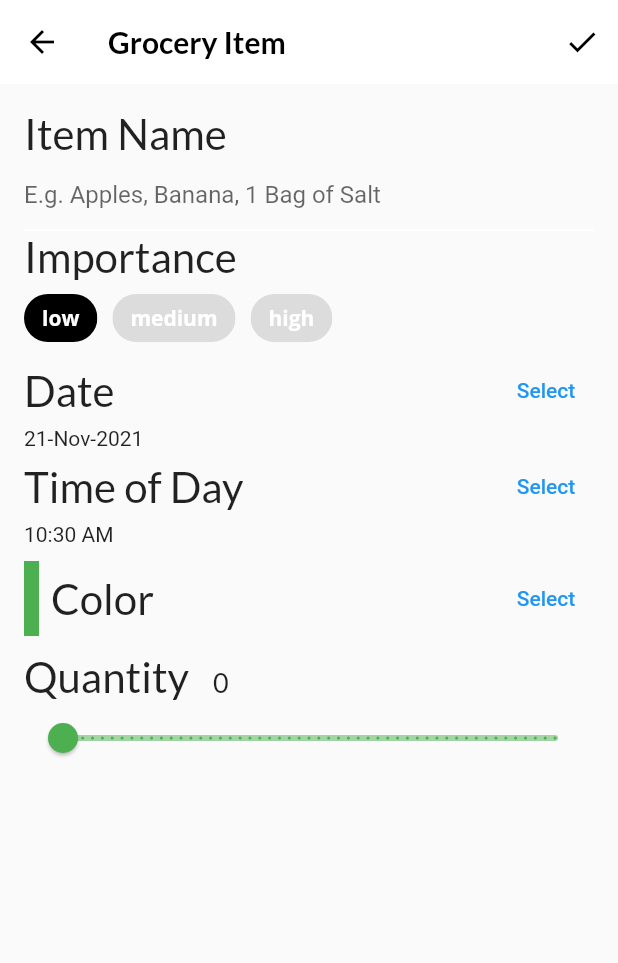
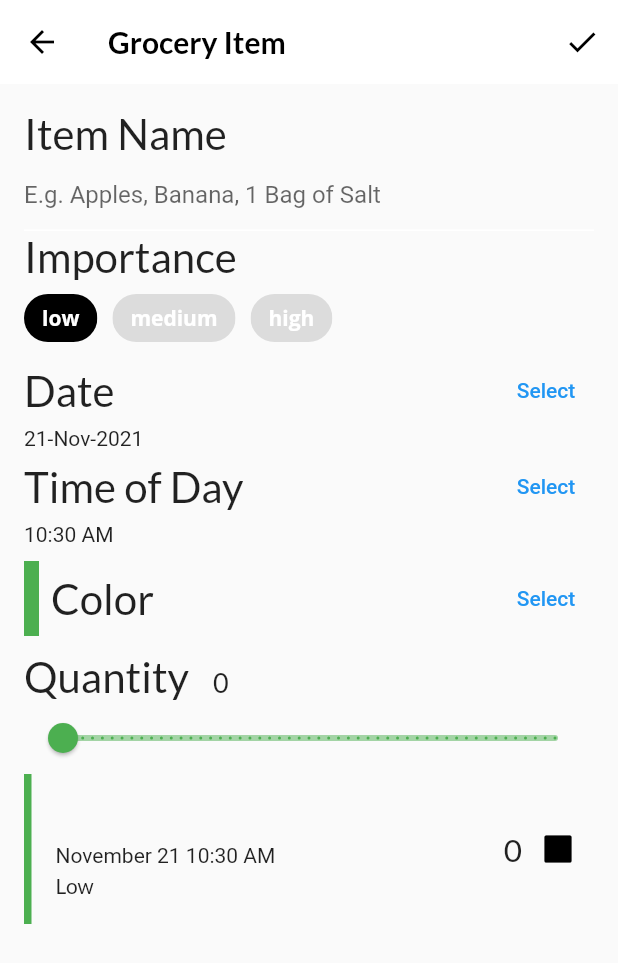
Before and after one commit to ericnjoroge/fooderlich, a Flutter app: the screen it shows after launch, item 3 of the bottom bar chosen, after a tap on the "add" icon, on a phone screen of 412 x 824 dp. Shown: the top 963 px of the screen. Run offline on Flutter 3.47's test engine with Material 2 defaults, Android fonts, the phone set to English and light mode, and no system bars; our stand-ins replace flutter_colorpicker, google_fonts.

Commit message:
add grocery item tile

```diff
--- /dev/null
+++ b/lib/components/grocery_tile.dart
@@ -0,0 +1,120 @@
+import 'package:flutter/material.dart';
+import 'package:google_fonts/google_fonts.dart';
+import 'package:intl/intl.dart';
+import '../models/grocery_item.dart';
+
+class GroceryTile extends StatelessWidget {
+  final GroceryItem item;
+  final Function(bool?)? onComplete;
+  final TextDecoration textDecoration;
+
+  GroceryTile({
+    Key? key,
+    required this.item,
+    this.onComplete,
+  })  : textDecoration =
+            item.isComplete ? TextDecoration.lineThrough : TextDecoration.none,
+        super(key: key);
+
+  @override
+  Widget build(BuildContext context) {
+    return SizedBox(
+      height: 100.0,
+      child: Row(
+        mainAxisAlignment: MainAxisAlignment.spaceBetween,
+        children: [
+          //TODO: Add row to group (name, date, importance)
+          Row(
+            children: [
+              Container(
+                width: 5.0,
+                color: item.color,
+              ),
+              const SizedBox(
+                width: 16.0,
+              ),
+              Column(
+                mainAxisAlignment: MainAxisAlignment.center,
+                crossAxisAlignment: CrossAxisAlignment.start,
+                children: [
+                  Text(
+                    item.name,
+                    style: GoogleFonts.lato(
+                        decoration: textDecoration,
+                        fontSize: 21.0,
+                        fontWeight: FontWeight.bold),
+                  ),
+                  const SizedBox(
+                    height: 4.0,
+                  ),
+                  buildDate(),
+                  const SizedBox(
+                    height: 4.0,
+                  ),
+                  buildImportance(),
+                ],
+              )
+            ],
+          ),
+          //TODO: Add row to group (quantity, checkbox)
+          Row(
+            children: [
+              Text(
+                item.quantity.toString(),
+                style: GoogleFonts.lato(
+                    decoration: textDecoration, fontSize: 21.0),
+              ),
+              buildCheckbox(),
+            ],
+          )
+        ],
+      ),
+    );
+  }
+
+  //TODO: Add BuildImportance()
+  Widget buildImportance() {
+    if (item.importance == Importance.low) {
+      return Text(
+        'Low',
+        style: GoogleFonts.lato(decoration: textDecoration),
+      );
+    } else if (item.importance == Importance.medium) {
+      return Text(
+        'Medium',
+        style: GoogleFonts.lato(
+            fontWeight: FontWeight.w800, decoration: textDecoration),
+      );
+    } else if (item.importance == Importance.high) {
+      return Text(
+        'High',
+        style: GoogleFonts.lato(
+          color: Colors.red,
+          fontWeight: FontWeight.w900,
+          decoration: textDecoration,
+        ),
+      );
+    } else {
+      throw Exception('This importance type does not exist');
+    }
+  }
+
+//TODO: Add buildDate()
+  Widget buildDate() {
+    final dateFormatter = DateFormat('MMMM dd h:mm a');
+    final dateString = dateFormatter.format(item.date);
+
+    return Text(
+      dateString,
+      style: TextStyle(decoration: textDecoration),
+    );
+  }
+
+//TODO: Add buildCheckBox()
+  Widget buildCheckbox() {
+    return Checkbox(
+      value: item.isComplete,
+      onChanged: onComplete,
+    );
+  }
+}
--- a/lib/screens/grocery_item_screen.dart
+++ b/lib/screens/grocery_item_screen.dart
@@ -4,6 +4,7 @@ import 'package:flutter_colorpicker/flutter_colorpicker.dart';
 import 'package:intl/intl.dart';
 import 'package:uuid/uuid.dart';
 import '../models/models.dart';
+import '../components/grocery_tile.dart';
 
 class GroceryItemsScreen extends StatefulWidget {
   final Function(GroceryItem) onCreate;
@@ -103,6 +104,20 @@ class _GroceryItemsScreenState extends State<GroceryItemsScreen> {
             ),
             buildQuantityField(),
             //TODO: Add Grocery Tile
+            GroceryTile(
+                item: GroceryItem(
+                    id: 'previewMode',
+                    name: _name,
+                    importance: _importance,
+                    color: _currentColor,
+                    quantity: _currentSliderValue,
+                    date: DateTime(
+                      _dueDate.year,
+                      _dueDate.month,
+                      _dueDate.day,
+                      _timeOfDay.hour,
+                      _timeOfDay.minute,
+                    )))
           ],
         ),
       ),
```
